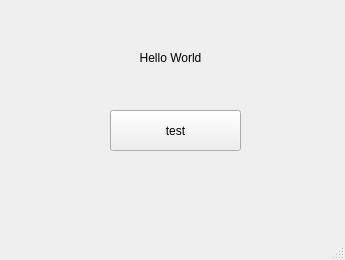
The window that un.ui (lvlichael72/YouTube-Downloader) describes before a commit, drawn with Qt 5.
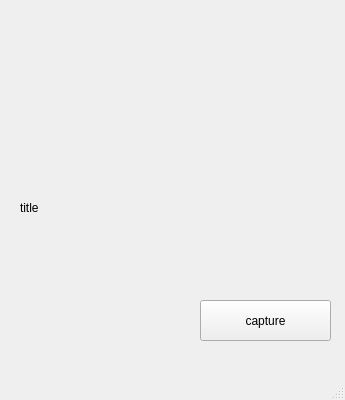
The same window after the commit. Icons and pictures are not drawn.

Commit message: first initial working test also binding ui test

Patch:
```diff
--- a/un.ui
+++ b/un.ui
@@ -7,7 +7,7 @@
     <x>0</x>
     <y>0</y>
     <width>345</width>
-    <height>260</height>
+    <height>400</height>
    </rect>
   </property>
   <property name="windowTitle">
@@ -17,30 +17,43 @@
    <widget class="QPushButton" name="pushButton">
     <property name="geometry">
      <rect>
-      <x>110</x>
-      <y>110</y>
+      <x>200</x>
+      <y>300</y>
       <width>131</width>
       <height>41</height>
      </rect>
     </property>
     <property name="text">
-     <string>test</string>
+     <string>capture</string>
     </property>
    </widget>
    <widget class="QLabel" name="label">
     <property name="geometry">
      <rect>
-      <x>120</x>
-      <y>50</y>
-      <width>101</width>
+      <x>20</x>
+      <y>200</y>
+      <width>271</width>
       <height>16</height>
      </rect>
     </property>
     <property name="text">
-     <string>Hello World</string>
+     <string>title</string>
     </property>
-    <property name="alignment">
-     <set>Qt::AlignCenter</set>
+   </widget>
+   <widget class="QLabel" name="label_2">
+    <property name="geometry">
+     <rect>
+      <x>20</x>
+      <y>20</y>
+      <width>271</width>
+      <height>161</height>
+     </rect>
+    </property>
+    <property name="text">
+     <string/>
+    </property>
+    <property name="pixmap">
+     <pixmap>../../../Pictures/mrrobot-phpjwwvwe_1.jpeg</pixmap>
     </property>
    </widget>
   </widget>
```
Left out of the diff: 19 changed lines with no effect on the pictures. The commit also changes 3 other files.
